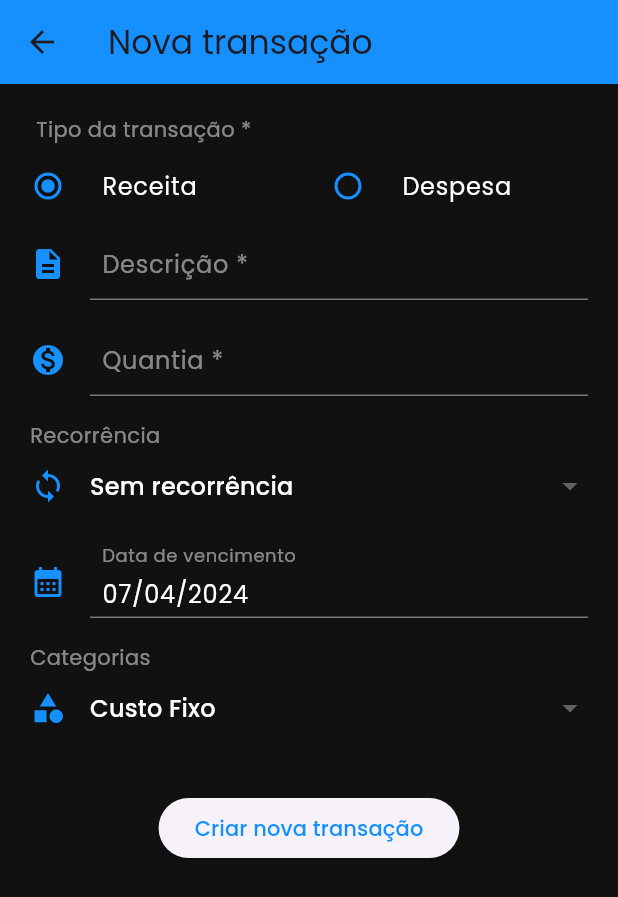
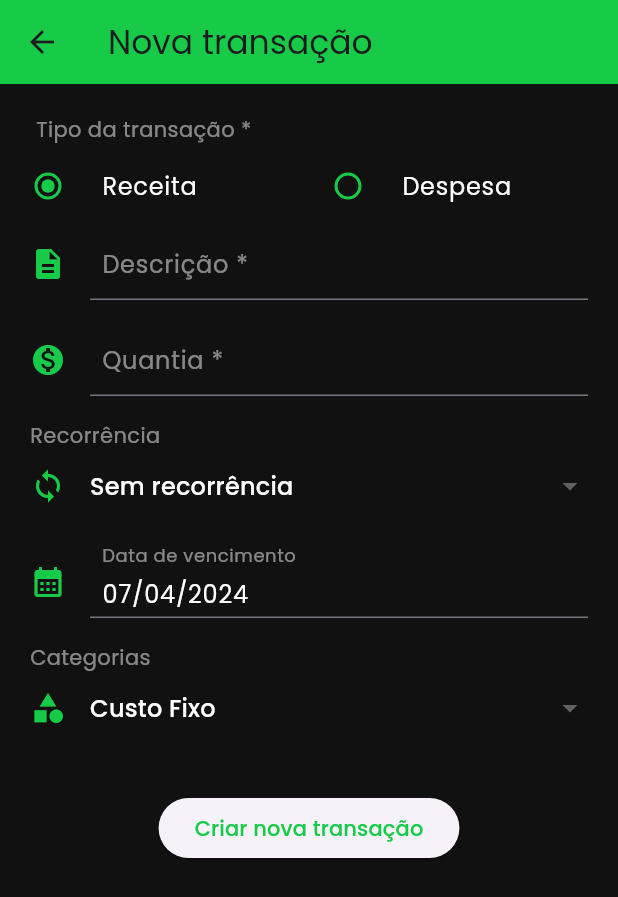
Before and after one commit to youngNyvek/simple-plan, a Flutter app: the AddTransaction screen opened by its route, on a phone screen of 412 x 824 dp. Shown: the top 897 px of the screen. Run offline on Flutter 3.47's test engine with Material 3 defaults, Android fonts, the phone set to English and light mode, and no system bars; our stand-ins replace google_fonts, isar; accounts and stored records are empty; generated files the repository leaves out were written again.

Commit message:
fix: adjusting dynamic and fixed transactions

```diff
--- a/lib/domain/model/transactionEntry/transaction_entry_model.dart
+++ b/lib/domain/model/transactionEntry/dynamic_transaction_entry_model.dart
@@ -1,11 +1,11 @@
 import 'package:isar/isar.dart';
 
-part 'transaction_entry_model.g.dart';
+part 'dynamic_transaction_entry_model.g.dart';
 
 const List<String> _defaultCategories = ["CUSTO FIXO", "LAZER", "SAÚDE"];
 
 @Collection()
-class TransactionEntryModel {
+class DynamicTransactionEntryModel {
   Id id = Isar.autoIncrement;
   final String description;
   final double amount;
@@ -19,8 +19,9 @@ class TransactionEntryModel {
   final List<String> categories;
   final int recurrenceType;
   final int? transactionBaseId;
+  final int? fixedTransactionId;
 
-  TransactionEntryModel({
+  DynamicTransactionEntryModel({
     required this.description,
     required this.amount,
     required this.startDate,
@@ -33,10 +34,11 @@ class TransactionEntryModel {
     this.currentInstallment,
     this.finalInstallment,
     this.transactionBaseId,
+    this.fixedTransactionId,
   });
 
   @override
   String toString() {
-    return 'TransactionEntryModel{id: $id, description: $description, amount: $amount, startDate: $startDate, occurrenceType: $occurrenceType, done: $done, finishDate: $finishDate, monthlyPlanId: $monthlyPlanId, currentInstallment: $currentInstallment, finalInstallment: $finalInstallment, categories: $categories}';
+    return 'DynamicTransactionEntryModel{id: $id, description: $description, amount: $amount, startDate: $startDate, occurrenceType: $occurrenceType, done: $done, finishDate: $finishDate, monthlyPlanId: $monthlyPlanId, currentInstallment: $currentInstallment, finalInstallment: $finalInstallment, categories: $categories}';
   }
 }
--- a/lib/domain/useCases/insertTransactionEntryUseCase.dart
+++ b/lib/domain/useCases/insertTransactionEntryUseCase.dart
@@ -1,15 +1,16 @@
-import 'package:simple_plan/domain/model/transactionEntry/transaction_entry_database.dart';
-import 'package:simple_plan/domain/model/transactionEntry/transaction_entry_model.dart';
+import 'package:simple_plan/domain/adapters/transaction_entry_adapter.dart';
+import 'package:simple_plan/domain/model/transactionEntry/dynamic_transaction_entry_model.dart';
 import 'package:simple_plan/domain/shared/enum/recurrence_type.dart';
 
-class InsertTransactionEntryUseCase {
-  final TransactionEntryDataBase transactionDb = TransactionEntryDataBase();
+class InsertDynamicTransactionEntryUseCase {
+  final DynamicTransactionEntryAdapter transactionDb =
+      DynamicTransactionEntryAdapter();
 
-  Future<void> execute(TransactionEntryModel model) async {
+  Future<void> execute(DynamicTransactionEntryModel model) async {
     transactionDb.executeInTransaction(() async {
       if (model.recurrenceType == RecurrenceType.every.id) {
         await transactionDb.insert(model);
-      }
+      } else if (model.recurrenceType == RecurrenceType.none.id) {}
     });
   }
 }
--- a/lib/main.dart
+++ b/lib/main.dart
@@ -1,14 +1,12 @@
 import 'package:flutter/material.dart';
 import 'package:flutter_localizations/flutter_localizations.dart';
 import 'package:google_fonts/google_fonts.dart';
-import 'package:simple_plan/domain/model/transactionEntry/transaction_entry_database.dart';
 import 'package:simple_plan/presentation/screens/addTransaction/index.dart';
 import 'package:simple_plan/presentation/screens/home/index.dart';
 import 'package:simple_plan/domain/shared/utils/theme_colors.dart';
 
 void main() async {
   WidgetsFlutterBinding.ensureInitialized();
-  await TransactionEntryDataBase().initialize();
 
   runApp(const MyApp());
 }
--- a/lib/presentation/screens/addTransaction/index.dart
+++ b/lib/presentation/screens/addTransaction/index.dart
@@ -1,10 +1,7 @@
-import 'package:flutter/cupertino.dart';
 import 'package:flutter/material.dart';
 import 'package:flutter/services.dart';
-import 'package:flutter/widgets.dart';
 import 'package:intl/intl.dart';
-import 'package:simple_plan/domain/model/transactionEntry/transaction_entry_database.dart';
-import 'package:simple_plan/domain/model/transactionEntry/transaction_entry_model.dart';
+import 'package:simple_plan/domain/model/transactionEntry/dynamic_transaction_entry_model.dart';
 import 'package:simple_plan/domain/shared/enum/occurence_type.dart';
 import 'package:simple_plan/domain/shared/enum/recurrence_type.dart';
 import 'package:simple_plan/domain/shared/utils/theme_colors.dart';
@@ -36,7 +33,7 @@ class AddTransaction extends StatefulWidget {
 class _AddTransactionState extends State<AddTransaction> {
   final _formKey = GlobalKey<FormState>();
   final f = DateFormat("dd/MM/yyyy");
-  final insertTransactionUseCase = InsertTransactionEntryUseCase();
+  final insertTransactionUseCase = InsertDynamicTransactionEntryUseCase();
   final recurrenceList = RecurrenceType.recurrenceList;
 
   TextEditingController dateController = TextEditingController();
@@ -49,6 +46,7 @@ class _AddTransactionState extends State<AddTransaction> {
   int recurrenceValue = RecurrenceType.none.id;
   String categoryValue = categoryList.first;
   int installmentValue = 12;
+  Color primaryColor = ThemeColors.green;
 
   Future _selectDate() async {
     DateTime? picked = await showDatePicker(
@@ -86,6 +84,18 @@ class _AddTransactionState extends State<AddTransaction> {
     });
   }
 
+  void updateOccurrenceType(int? value) {
+    setState(() {
+      occurenceType = value;
+
+      if (value == OccurrenceType.income.id) {
+        primaryColor = ThemeColors.green;
+      } else if (value == OccurrenceType.expense.id) {
+        primaryColor = ThemeColors.red;
+      }
+    });
+  }
+
   Future<void> submitForm() async {
     if (_formKey.currentState!.validate()) {
       ScaffoldMessenger.of(context)
@@ -100,7 +110,7 @@ class _AddTransactionState extends State<AddTransaction> {
           "${int.parse(dateSplitted[1])}:${int.parse(dateSplitted[2])}";
 
       try {
-        await insertTransactionUseCase.execute(TransactionEntryModel(
+        await insertTransactionUseCase.execute(DynamicTransactionEntryModel(
             done: false,
             startDate: DateTime(int.parse(dateSplitted[2]),
                 int.parse(dateSplitted[1]), int.parse(dateSplitted[0])),
@@ -152,7 +162,7 @@ class _AddTransactionState extends State<AddTransaction> {
     return Scaffold(
         resizeToAvoidBottomInset: false,
         appBar: AppBar(
-          backgroundColor: ThemeColors.blue,
+          backgroundColor: primaryColor,
           title: const Text('Nova transação'),
         ),
         body: Form(
@@ -177,32 +187,24 @@ class _AddTransactionState extends State<AddTransaction> {
                             child: RadioListTile(
                               contentPadding: EdgeInsets.zero,
                               fillColor: MaterialStateColor.resolveWith(
-                                  (states) => ThemeColors.blue),
+                                  (states) => primaryColor),
                               title: Text(OccurrenceType.income.description,
                                   style: const TextStyle(color: Colors.white)),
                               value: OccurrenceType.income.id,
                               groupValue: occurenceType,
-                              onChanged: (int? value) {
-                                setState(() {
-                                  occurenceType = value;
-                                });
-                              },
+                              onChanged: updateOccurrenceType,
                             ),
                           ),
                           Flexible(
                               child: RadioListTile(
                             contentPadding: EdgeInsets.zero,
                             fillColor: MaterialStateColor.resolveWith(
-                                (states) => ThemeColors.blue),
+                                (states) => primaryColor),
                             title: Text(OccurrenceType.expense.description,
                                 style: const TextStyle(color: Colors.white)),
                             value: OccurrenceType.expense.id,
                             groupValue: occurenceType,
-                            onChanged: (int? value) {
-                              setState(() {
-                                occurenceType = value;
-                              });
-                            },
+                            onChanged: updateOccurrenceType,
                           ))
                         ],
                       )
@@ -219,19 +221,18 @@ class _AddTransactionState extends State<AddTransaction> {
                           }
                           return null;
                         },
-                        cursorColor: ThemeColors.blue,
+                        cursorColor: primaryColor,
                         onChanged: (value) => {updateDescription(value)},
                         decoration: InputDecoration(
-                            icon: const Icon(
+                            icon: Icon(
                               Icons.description,
-                              color: ThemeColors.blue,
+                              color: primaryColor,
                             ),
                             labelText: 'Descrição *',
                             contentPadding:
                                 const EdgeInsets.symmetric(horizontal: 8),
-                            focusedBorder: const OutlineInputBorder(
-                                borderSide:
-                                    BorderSide(color: ThemeColors.blue)),
+                            focusedBorder: OutlineInputBorder(
+                                borderSide: BorderSide(color: primaryColor)),
                             labelStyle: TextStyle(
                                 color: Colors.white.withOpacity(0.5))),
                         style: const TextStyle(color: Colors.white),
@@ -246,7 +247,7 @@ class _AddTransactionState extends State<AddTransaction> {
                           }
                           return null;
                         },
-                        cursorColor: ThemeColors.blue,
+                        cursorColor: primaryColor,
                         keyboardType: TextInputType.number,
                         inputFormatters: <TextInputFormatter>[
                           FilteringTextInputFormatter.digitsOnly,
@@ -254,16 +255,15 @@ class _AddTransactionState extends State<AddTransaction> {
                         ],
                         onChanged: (value) => {updateAmount(value)},
                         decoration: InputDecoration(
-                            icon: const Icon(
+                            icon: Icon(
                               Icons.monetization_on,
-                              color: ThemeColors.blue,
+                              color: primaryColor,
                             ),
                             labelText: 'Quantia *',
                             contentPadding:
                                 const EdgeInsets.symmetric(horizontal: 8),
-                            focusedBorder: const OutlineInputBorder(
-                                borderSide:
-                                    BorderSide(color: ThemeColors.blue)),
+                            focusedBorder: OutlineInputBorder(
+                                borderSide: BorderSide(color: primaryColor)),
                             labelStyle: TextStyle(
                                 color: Colors.white.withOpacity(0.5))),
                         style: const TextStyle(color: Colors.white),
@@ -280,9 +280,9 @@ class _AddTransactionState extends State<AddTransaction> {
                                 color: ThemeColors.white.withOpacity(0.5)),
                           ),
                           Row(children: [
-                            const Icon(
+                            Icon(
                               Icons.sync,
-                              color: ThemeColors.blue,
+                              color: primaryColor,
                             ),
                             const SizedBox(
                               width: 16,
@@ -329,9 +329,9 @@ class _AddTransactionState extends State<AddTransaction> {
                                               IconButton(
                                                   onPressed:
                                                       decrementInstallment,
-                                                  icon: const Icon(
+                                                  icon: Icon(
                                                     Icons.remove,
-                                                    color: ThemeColors.blue,
+                                                    color: primaryColor,
                                                   )),
                                               Text(
                                                 "$installmentValue",
@@ -341,9 +341,9 @@ class _AddTransactionState extends State<AddTransaction> {
                                               IconButton(
                                                   onPressed:
                                                       incrementInstallment,
-                                                  icon: const Icon(
+                                                  icon: Icon(
                                                     Icons.add,
-                                                    color: ThemeColors.blue,
+                                                    color: primaryColor,
                                                   ))
                                             ],
                                           )
@@ -358,7 +358,7 @@ class _AddTransactionState extends State<AddTransaction> {
                         crossAxisAlignment: CrossAxisAlignment.start,
                         children: [
                           TextFormField(
-                            cursorColor: ThemeColors.blue,
+                            cursorColor: primaryColor,
                             controller: dateController,
                             onTap: _selectDate,
                             readOnly: true,
@@ -369,15 +369,15 @@ class _AddTransactionState extends State<AddTransaction> {
                                       color:
                                           ThemeColors.white.withOpacity(0.5)),
                                 ),
-                                icon: const Icon(
+                                icon: Icon(
                                   Icons.calendar_month,
-                                  color: ThemeColors.blue,
+                                  color: primaryColor,
                                 ),
                                 contentPadding:
                                     const EdgeInsets.symmetric(horizontal: 8),
-                                focusedBorder: const OutlineInputBorder(
+                                focusedBorder: OutlineInputBorder(
                                     borderSide:
-                                        BorderSide(color: ThemeColors.blue)),
+                                        BorderSide(color: primaryColor)),
                                 labelStyle: TextStyle(
                                     color: Colors.white.withOpacity(0.5))),
                             style: const TextStyle(color: Colors.white),
@@ -395,9 +395,9 @@ class _AddTransactionState extends State<AddTransaction> {
                           ),
                           Row(
                             children: [
-                              const Icon(
+                              Icon(
                                 Icons.category,
-                                color: ThemeColors.blue,
+                                color: primaryColor,
                               ),
                               const SizedBox(
                                 width: 16,
@@ -435,9 +435,9 @@ class _AddTransactionState extends State<AddTransaction> {
                         padding: const EdgeInsets.symmetric(vertical: 16),
                         child: ElevatedButton(
                           onPressed: submitForm,
-                          child: const Text(
+                          child: Text(
                             'Criar nova transação',
-                            style: TextStyle(color: ThemeColors.blue),
+                            style: TextStyle(color: primaryColor),
                           ),
                         ),
                       ),
```
Also changed, not shown: lib/domain/adapters/isar_initializer.dart (added, +22 -0 lines), lib/domain/adapters/transaction_entry_adapter.dart (added, +53 -0 lines), lib/domain/model/transactionEntry/fixed_transaction_entry_model.dart (added, +31 -0 lines), lib/domain/model/transactionEntry/transaction_entry_database.dart (deleted, +0 -37 lines), lib/presentation/screens/home/index.dart (+5 -5 lines), lib/domain/helpers/isar_helper.dart (deleted), lib/domain/model/transactionEntry/dynamic_transaction_entry_model.g.dart, lib/domain/model/transactionEntry/fixed_transaction_entry_model.g.dart (added).
